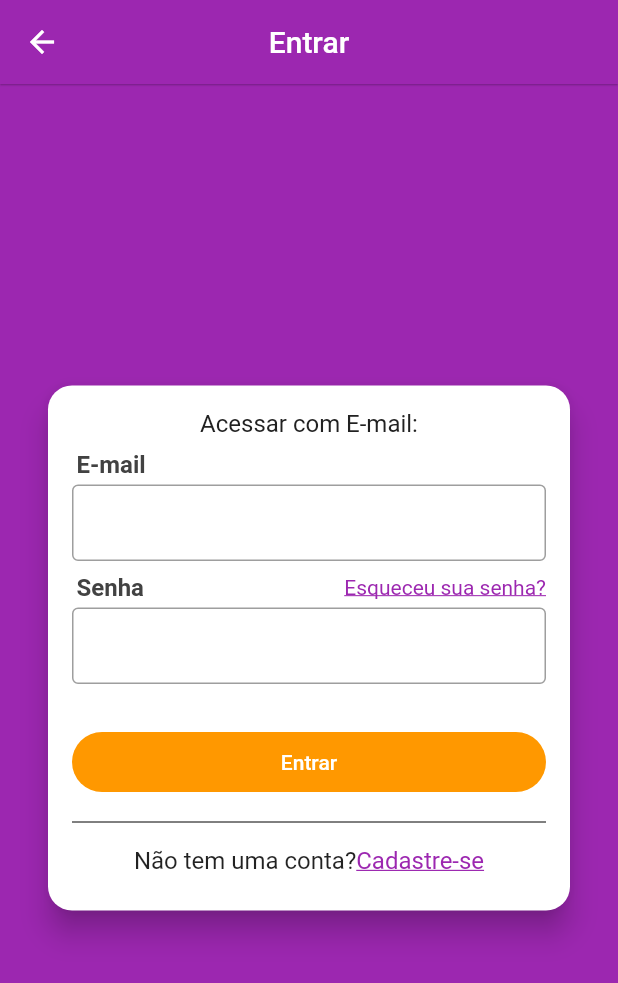
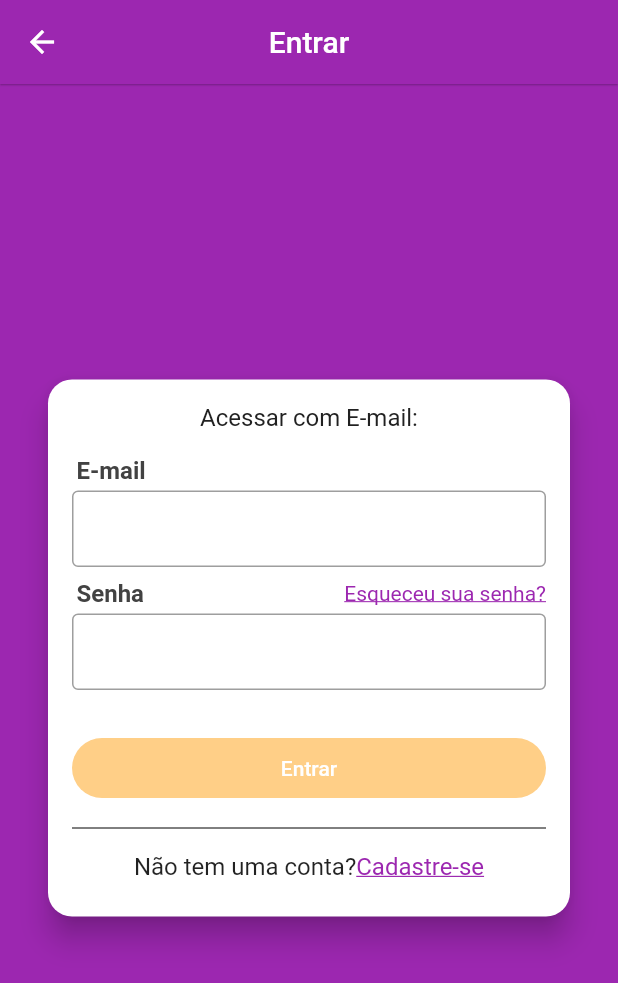
Before and after one commit to Gustakitos/XLO_Clone, a Flutter app: the screen it shows after launch, in the side drawer, after a tap on "Acesse sua conta agora!", on a phone screen of 412 x 824 dp. Shown: the top 983 px of the screen. Run offline on Flutter 3.47's test engine with Material 2 defaults, Android fonts, the phone set to English and light mode, and no system bars; our stand-ins replace brasil_fields, flutter_mobx, get_it, mobx, parse_server_sdk; generated files the repository leaves out were written again.

Commit message:
added error in login/signup form, added login functionality

```diff
--- /dev/null
+++ b/lib/components/error_box.dart
@@ -0,0 +1,38 @@
+import 'package:flutter/material.dart';
+
+class ErrorBox extends StatelessWidget {
+  final String message;
+
+  const ErrorBox({this.message});
+
+  @override
+  Widget build(BuildContext context) {
+    if (message == null) return Container();
+
+    return Container(
+      color: Colors.red,
+      padding: EdgeInsets.all(8),
+      child: Row(
+        children: [
+          Icon(
+            Icons.error_outline,
+            color: Colors.white,
+            size: 40,
+          ),
+          SizedBox(
+            width: 16,
+          ),
+          Expanded(
+            child: Text(
+              'Oops! $message. Por favor, tente novamente.',
+              style: TextStyle(
+                color: Colors.white,
+                fontSize: 14,
+              ),
+            ),
+          ),
+        ],
+      ),
+    );
+  }
+}
--- a/lib/repositories/table_keys.dart
+++ b/lib/repositories/table_keys.dart
@@ -3,3 +3,4 @@ const keyUserName = 'name';
 const keyUserEmail = 'email';
 const keyUserPhone = 'phone';
 const keyUserType = 'type';
+const keyUserCreatedAt = 'createdAt';
--- a/lib/screens/login/login_screen.dart
+++ b/lib/screens/login/login_screen.dart
@@ -1,7 +1,12 @@
 import 'package:flutter/material.dart';
+import 'package:flutter_mobx/flutter_mobx.dart';
+import 'package:xlo_mobx/components/error_box.dart';
 import 'package:xlo_mobx/screens/signup/signup_screen.dart';
+import 'package:xlo_mobx/stores/login_store.dart';
 
 class LoginScreen extends StatelessWidget {
+  final LoginStore loginStore = LoginStore();
+
   @override
   Widget build(BuildContext context) {
     return Scaffold(
@@ -30,6 +35,12 @@ class LoginScreen extends StatelessWidget {
                       textAlign: TextAlign.center,
                       style: TextStyle(fontSize: 16, color: Colors.grey[900]),
                     ),
+                    Observer(builder: (_) {
+                      return Padding(
+                        padding: const EdgeInsets.only(top: 8.0),
+                        child: ErrorBox(message: loginStore.error),
+                      );
+                    }),
                     Padding(
                       padding: EdgeInsets.only(left: 3, bottom: 4, top: 8),
                       child: Text(
@@ -41,13 +52,18 @@ class LoginScreen extends StatelessWidget {
                         ),
                       ),
                     ),
-                    TextField(
+                    Observer(builder: (_) {
+                      return TextField(
+                        enabled: !loginStore.loading,
                         decoration: InputDecoration(
                           border: OutlineInputBorder(),
                           isDense: true,
+                          errorText: loginStore.emailError,
                         ),
                         keyboardType: TextInputType.emailAddress,
-                    ),
+                        onChanged: loginStore.setEmail,
+                      );
+                    }),
                     Padding(
                       padding: EdgeInsets.only(left: 3, bottom: 4, top: 8),
                       child: Row(
@@ -73,29 +89,42 @@ class LoginScreen extends StatelessWidget {
                         ],
                       ),
                     ),
-                    TextField(
+                    Observer(builder: (_) {
+                      return TextField(
+                        enabled: !loginStore.loading,
                         decoration: InputDecoration(
                           border: OutlineInputBorder(),
                           isDense: true,
+                          errorText: loginStore.passError,
                         ),
                         obscureText: true,
-                    ),
+                        onChanged: loginStore.setPass,
+                      );
+                    }),
                     SizedBox(
                       height: 12,
                     ),
                     Container(
                       margin: EdgeInsets.only(top: 20, bottom: 12),
                       height: 40,
-                      child: RaisedButton(
+                      child: Observer(builder: (_) {
+                        return RaisedButton(
                           color: Colors.orange,
-                        child: Text('Entrar'),
+                          disabledColor: Colors.orange.withAlpha(120),
+                          child: loginStore.loading
+                              ? CircularProgressIndicator(
+                                  valueColor:
+                                      AlwaysStoppedAnimation(Colors.white),
+                                )
+                              : Text('Entrar'),
                           textColor: Colors.white,
                           elevation: 0,
                           shape: RoundedRectangleBorder(
                             borderRadius: BorderRadius.circular(20),
                           ),
-                        onPressed: () {},
-                      ),
+                          onPressed: loginStore.loginPressed,
+                        );
+                      }),
                     ),
                     Divider(
                       color: Colors.black,
```
Also changed, not shown: lib/models/user.dart (+16 -6 lines), lib/repositories/parse_errors.dart (added, +52 -0 lines), lib/repositories/user_repository.dart (+34 -2 lines), lib/screens/signup/signup_screen.dart (+9 -0 lines), lib/stores/login_store.dart (added, +55 -0 lines), lib/stores/signup_store.dart (+9 -2 lines), lib/stores/login_store.g.dart (added), lib/stores/signup_store.g.dart. Lines whose indentation alone changed are shown as unchanged.
